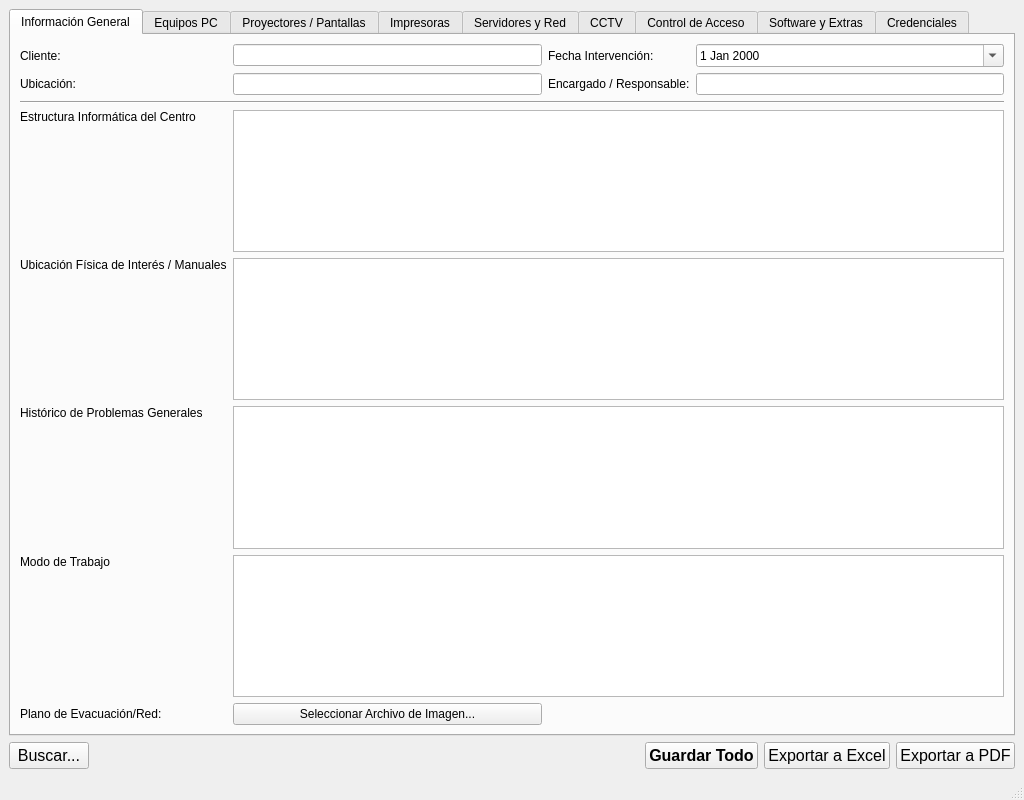
Above: ui_inventario.ui from SergeWinters/inventario_informatico before the change. Below: the same form after it.
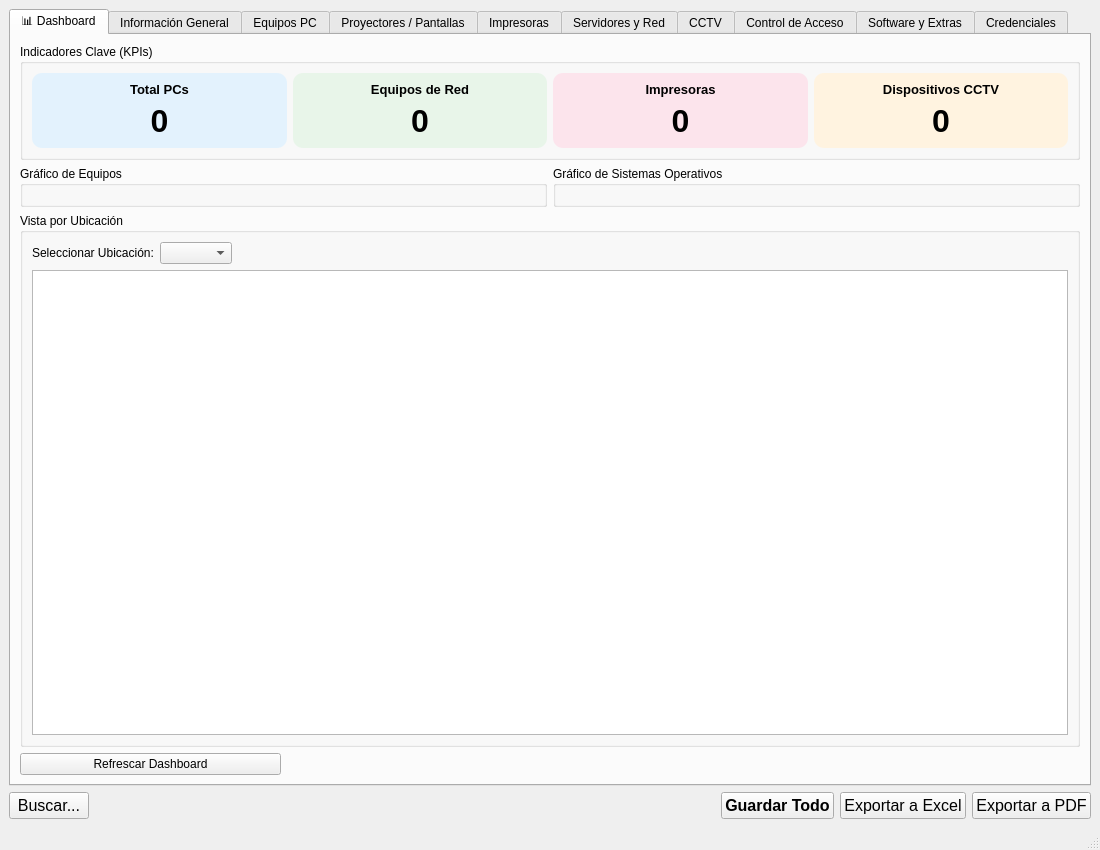
That is the form after the change. Icons and pictures are not drawn.

Patch:
```diff
--- a/ui_inventario.ui
+++ b/ui_inventario.ui
@@ -6,8 +6,8 @@
    <rect>
     <x>0</x>
     <y>0</y>
-    <width>1024</width>
-    <height>800</height>
+    <width>1100</width>
+    <height>850</height>
    </rect>
   </property>
   <property name="windowTitle">
@@ -24,6 +24,276 @@
       <property name="currentIndex">
        <number>0</number>
       </property>
+      <widget class="QWidget" name="tab_dashboard">
+       <attribute name="title">
+        <string>📊 Dashboard</string>
+       </attribute>
+       <layout class="QGridLayout" name="gridLayout_12">
+        <item row="0" column="0" colspan="4">
+         <widget class="QGroupBox" name="kpi_groupbox">
+          <property name="title">
+           <string>Indicadores Clave (KPIs)</string>
+          </property>
+          <layout class="QHBoxLayout" name="horizontalLayout_2">
+           <item>
+            <widget class="QFrame" name="frame_kpi_pcs">
+             <property name="styleSheet">
+              <string notr="true">QFrame { background-color: #e3f2fd; border-radius: 10px; }</string>
+             </property>
+             <property name="frameShape">
+              <enum>QFrame::StyledPanel</enum>
+             </property>
+             <property name="frameShadow">
+              <enum>QFrame::Raised</enum>
+             </property>
+             <layout class="QVBoxLayout" name="verticalLayout_11">
+              <item>
+               <widget class="QLabel" name="label_kpi_pcs_title">
+                <property name="font">
+                 <font>
+                  <pointsize>10</pointsize>
+                  <weight>75</weight>
+                  <bold>true</bold>
+                 </font>
+                </property>
+                <property name="text">
+                 <string>Total PCs</string>
+                </property>
+                <property name="alignment">
+                 <set>Qt::AlignCenter</set>
+                </property>
+               </widget>
+              </item>
+              <item>
+               <widget class="QLabel" name="label_kpi_pcs_value">
+                <property name="font">
+                 <font>
+                  <pointsize>24</pointsize>
+                  <weight>75</weight>
+                  <bold>true</bold>
+                 </font>
+                </property>
+                <property name="text">
+                 <string>0</string>
+                </property>
+                <property name="alignment">
+                 <set>Qt::AlignCenter</set>
+                </property>
+               </widget>
+              </item>
+             </layout>
+            </widget>
+           </item>
+           <item>
+            <widget class="QFrame" name="frame_kpi_network">
+             <property name="styleSheet">
+              <string notr="true">QFrame { background-color: #e8f5e9; border-radius: 10px; }</string>
+             </property>
+             <property name="frameShape">
+              <enum>QFrame::StyledPanel</enum>
+             </property>
+             <property name="frameShadow">
+              <enum>QFrame::Raised</enum>
+             </property>
+             <layout class="QVBoxLayout" name="verticalLayout_12">
+              <item>
+               <widget class="QLabel" name="label_kpi_network_title">
+                <property name="font">
+                 <font>
+                  <pointsize>10</pointsize>
+                  <weight>75</weight>
+                  <bold>true</bold>
+                 </font>
+                </property>
+                <property name="text">
+                 <string>Equipos de Red</string>
+                </property>
+                <property name="alignment">
+                 <set>Qt::AlignCenter</set>
+                </property>
+               </widget>
+              </item>
+              <item>
+               <widget class="QLabel" name="label_kpi_network_value">
+                <property name="font">
+                 <font>
+                  <pointsize>24</pointsize>
+                  <weight>75</weight>
+                  <bold>true</bold>
+                 </font>
+                </property>
+                <property name="text">
+                 <string>0</string>
+                </property>
+                <property name="alignment">
+                 <set>Qt::AlignCenter</set>
+                </property>
+               </widget>
+              </item>
+             </layout>
+            </widget>
+           </item>
+           <item>
+            <widget class="QFrame" name="frame_kpi_printers">
+             <property name="styleSheet">
+              <string notr="true">QFrame { background-color: #fce4ec; border-radius: 10px; }</string>
+             </property>
+             <property name="frameShape">
+              <enum>QFrame::StyledPanel</enum>
+             </property>
+             <property name="frameShadow">
+              <enum>QFrame::Raised</enum>
+             </property>
+             <layout class="QVBoxLayout" name="verticalLayout_13">
+              <item>
+               <widget class="QLabel" name="label_kpi_printers_title">
+                <property name="font">
+                 <font>
+                  <pointsize>10</pointsize>
+                  <weight>75</weight>
+                  <bold>true</bold>
+                 </font>
+                </property>
+                <property name="text">
+                 <string>Impresoras</string>
+                </property>
+                <property name="alignment">
+                 <set>Qt::AlignCenter</set>
+                </property>
+               </widget>
+              </item>
+              <item>
+               <widget class="QLabel" name="label_kpi_printers_value">
+                <property name="font">
+                 <font>
+                  <pointsize>24</pointsize>
+                  <weight>75</weight>
+                  <bold>true</bold>
+                 </font>
+                </property>
+                <property name="text">
+                 <string>0</string>
+                </property>
+                <property name="alignment">
+                 <set>Qt::AlignCenter</set>
+                </property>
+               </widget>
+              </item>
+             </layout>
+            </widget>
+           </item>
+           <item>
+            <widget class="QFrame" name="frame_kpi_cctv">
+             <property name="styleSheet">
+              <string notr="true">QFrame { background-color: #fff3e0; border-radius: 10px; }</string>
+             </property>
+             <property name="frameShape">
+              <enum>QFrame::StyledPanel</enum>
+             </property>
+             <property name="frameShadow">
+              <enum>QFrame::Raised</enum>
+             </property>
+             <layout class="QVBoxLayout" name="verticalLayout_14">
+              <item>
+               <widget class="QLabel" name="label_kpi_cctv_title">
+                <property name="font">
+                 <font>
+                  <pointsize>10</pointsize>
+                  <weight>75</weight>
+                  <bold>true</bold>
+                 </font>
+                </property>
+                <property name="text">
+                 <string>Dispositivos CCTV</string>
+                </property>
+                <property name="alignment">
+                 <set>Qt::AlignCenter</set>
+                </property>
+               </widget>
+              </item>
+              <item>
+               <widget class="QLabel" name="label_kpi_cctv_value">
+                <property name="font">
+                 <font>
+                  <pointsize>24</pointsize>
+                  <weight>75</weight>
+                  <bold>true</bold>
+                 </font>
+                </property>
+                <property name="text">
+                 <string>0</string>
+                </property>
+                <property name="alignment">
+                 <set>Qt::AlignCenter</set>
+                </property>
+               </widget>
+              </item>
+             </layout>
+            </widget>
+           </item>
+          </layout>
+         </widget>
+        </item>
+        <item row="1" column="0" colspan="2">
+         <widget class="QGroupBox" name="bar_chart_groupbox">
+          <property name="title">
+           <string>Gráfico de Equipos</string>
+          </property>
+          <layout class="QVBoxLayout" name="bar_chart_layout"/>
+         </widget>
+        </item>
+        <item row="1" column="2" colspan="2">
+         <widget class="QGroupBox" name="pie_chart_groupbox">
+          <property name="title">
+           <string>Gráfico de Sistemas Operativos</string>
+          </property>
+          <layout class="QVBoxLayout" name="pie_chart_layout"/>
+         </widget>
+        </item>
+        <item row="2" column="0" colspan="4">
+         <widget class="QGroupBox" name="location_groupbox">
+          <property name="title">
+           <string>Vista por Ubicación</string>
+          </property>
+          <layout class="QGridLayout" name="gridLayout_13">
+           <item row="0" column="0">
+            <widget class="QLabel" name="label">
+             <property name="text">
+              <string>Seleccionar Ubicación:</string>
+             </property>
+            </widget>
+           </item>
+           <item row="0" column="1">
+            <widget class="QComboBox" name="combo_dashboard_locations"/>
+           </item>
+           <item row="0" column="2">
+            <spacer name="horizontalSpacer">
+             <property name="orientation">
+              <enum>Qt::Horizontal</enum>
+             </property>
+             <property name="sizeHint" stdset="0">
+              <size>
+               <width>40</width>
+               <height>20</height>
+              </size>
+             </property>
+            </spacer>
+           </item>
+           <item row="1" column="0" colspan="3">
+            <widget class="QListWidget" name="list_dashboard_location_items"/>
+           </item>
+          </layout>
+         </widget>
+        </item>
+        <item row="3" column="0">
+         <widget class="QPushButton" name="btn_refresh_dashboard">
+          <property name="text">
+           <string>Refrescar Dashboard</string>
+          </property>
+         </widget>
+        </item>
+       </layout>
+      </widget>
       <widget class="QWidget" name="tab_general">
        <attribute name="title">
         <string>Información General</string>
```
Left out of the diff: 2 changed lines with no effect on the pictures.
